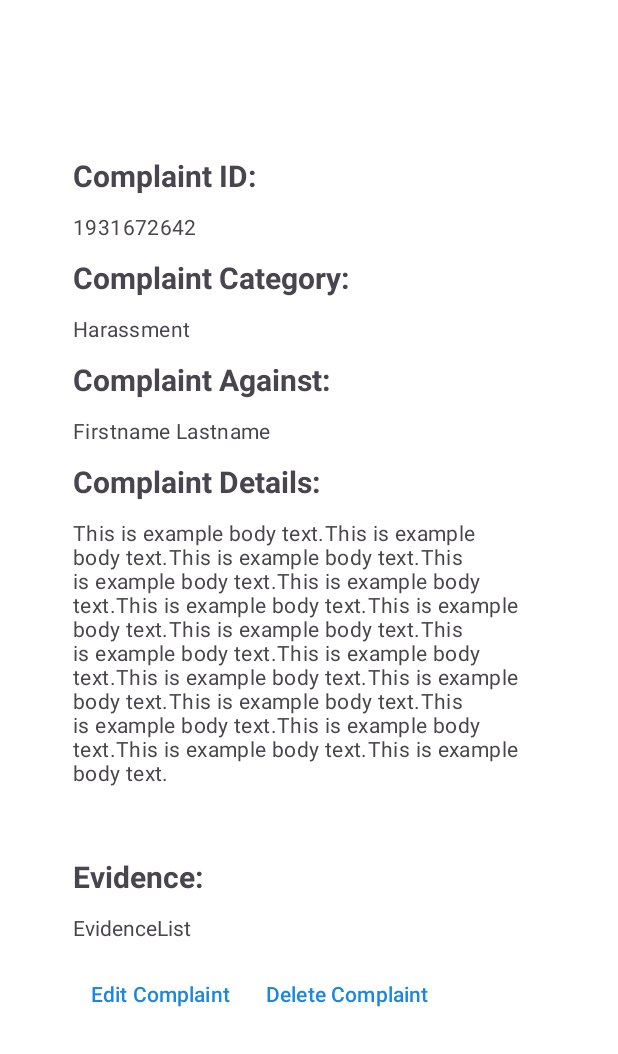
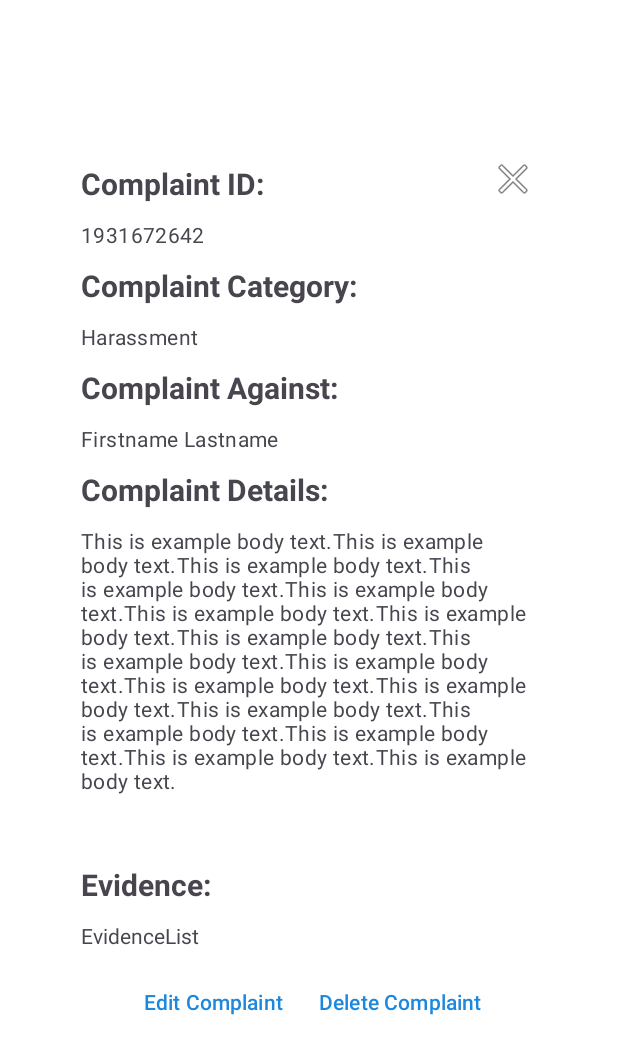
Before and after one commit to MinhazAyaaz/ComplainstApp, an Android app: the layout expanded_card.xml on its own in the app's theme, with its tools: preview values and no code run, on a phone screen of 412 x 824 dp. Shown: the top 1054 px of the screen. Run offline under Robolectric (Android 15) with nearby library versions, the light colour scheme and no system bars.

Commit message:
Small changes

```diff
--- /dev/null
+++ b/ComplainstApp/app/src/main/java/com/example/complainstapp/ClickListener.java
@@ -0,0 +1,5 @@
+package com.example.complainstapp;
+
+public interface ClickListener {
+    void onItemClicked(Complaint complaint);
+}
--- a/ComplainstApp/app/src/main/java/com/example/complainstapp/HomepageActivity.java
+++ b/ComplainstApp/app/src/main/java/com/example/complainstapp/HomepageActivity.java
@@ -1,6 +1,9 @@
 package com.example.complainstapp;
 
+import android.app.Dialog;
 import android.content.Intent;
+import android.graphics.Color;
+import android.graphics.drawable.ColorDrawable;
 import android.os.Bundle;
 
 import com.google.android.material.snackbar.Snackbar;
@@ -21,7 +24,9 @@ import android.view.Menu;
 import android.view.MenuItem;
 import android.widget.Button;
 import android.widget.CheckBox;
+import android.widget.ImageButton;
 import android.widget.RadioGroup;
+import android.widget.TextView;
 
 public class HomepageActivity extends AppCompatActivity {
 
@@ -59,4 +64,5 @@ public class HomepageActivity extends AppCompatActivity {
         });
 
     }
+
 }
--- a/ComplainstApp/app/src/main/java/com/example/complainstapp/RecyclerAdapter.java
+++ b/ComplainstApp/app/src/main/java/com/example/complainstapp/RecyclerAdapter.java
@@ -25,9 +25,8 @@ public class RecyclerAdapter extends RecyclerView.Adapter<RecyclerAdapter.compla
     }
 
     @Override
-    public void onBindViewHolder(@NonNull RecyclerAdapter.complaintViewHolder holder, int position) {
-
-        holder.bind(complaints[position]);
+    public void onBindViewHolder(@NonNull RecyclerAdapter.complaintViewHolder viewHolder, int position) {
+        viewHolder.bind(complaints[position]);
 
     }
 
--- a/ComplainstApp/app/src/main/res/layout/card_layout.xml
+++ b/ComplainstApp/app/src/main/res/layout/card_layout.xml
@@ -97,5 +97,4 @@
     </com.google.android.material.card.MaterialCardView>
 
 
-
 </androidx.cardview.widget.CardView>
--- a/ComplainstApp/app/src/main/res/layout/expanded_card.xml
+++ b/ComplainstApp/app/src/main/res/layout/expanded_card.xml
@@ -4,7 +4,8 @@
     xmlns:tools="http://schemas.android.com/tools"
     android:layout_width="match_parent"
     android:layout_height="match_parent"
-    android:background="@color/white">
+    android:background="@color/white"
+    android:soundEffectsEnabled="true">
 
 
     <LinearLayout
@@ -12,19 +13,36 @@
         android:layout_width="325dp"
         android:layout_height="628dp"
         android:orientation="vertical"
+        android:padding="5dp"
         app:layout_constraintBottom_toBottomOf="parent"
         app:layout_constraintEnd_toEndOf="parent"
         app:layout_constraintStart_toStartOf="parent"
         app:layout_constraintTop_toTopOf="parent">
 
+        <LinearLayout
+            android:layout_width="match_parent"
+            android:layout_height="38dp"
+            android:orientation="horizontal">
+
             <TextView
                 android:id="@+id/ID"
-            android:layout_width="wrap_content"
+                android:layout_width="272dp"
                 android:layout_height="wrap_content"
                 android:padding="5dp"
                 android:text="Complaint ID:"
                 android:textSize="20sp"
                 android:textStyle="bold" />
+
+            <ImageButton
+                android:id="@+id/closeButton"
+                android:layout_width="match_parent"
+                android:layout_height="wrap_content"
+                android:layout_weight="1"
+                android:background="#00FFFFFF"
+                android:backgroundTint="#00FFFFFF"
+                app:srcCompat="@android:drawable/ic_menu_close_clear_cancel" />
+
+        </LinearLayout>
 
         <TextView
             android:id="@+id/complaintID"
@@ -111,7 +129,8 @@
             android:layout_width="wrap_content"
             android:layout_height="wrap_content"
             android:orientation="horizontal"
-            android:padding="5dp">
+            android:padding="5dp"
+            android:paddingStart="35dp">
 
             <com.google.android.material.button.MaterialButton
                 android:id="@+id/editButton2"
```
Lines whose indentation alone changed are shown as unchanged.
